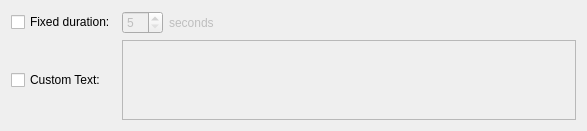
Before: the Qt Designer form client/src/ui/widgets/business/show_text_overlay_action_widget.ui in networkoptix/nx_open, drawn with Qt 5.
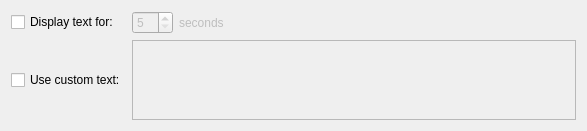
After: the same form once the commit is applied.

```diff
--- a/client/src/ui/widgets/business/show_text_overlay_action_widget.ui
+++ b/client/src/ui/widgets/business/show_text_overlay_action_widget.ui
@@ -17,7 +17,7 @@
    <item row="0" column="0">
     <widget class="QCheckBox" name="fixedDurationCheckBox">
      <property name="text">
-      <string>Fixed duration:</string>
+      <string>Display text for:</string>
      </property>
     </widget>
    </item>
@@ -65,7 +65,7 @@
    <item row="1" column="0">
     <widget class="QCheckBox" name="customTextCheckBox">
      <property name="text">
-      <string>Custom Text:</string>
+      <string>Use custom text:</string>
      </property>
     </widget>
    </item>
```
